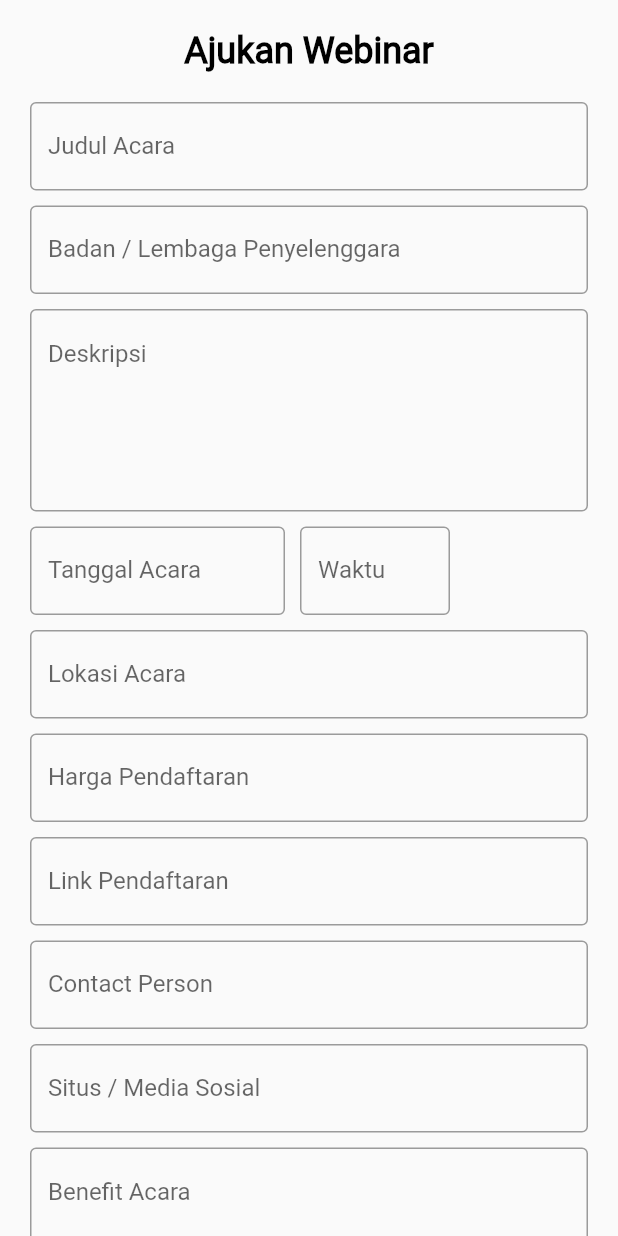
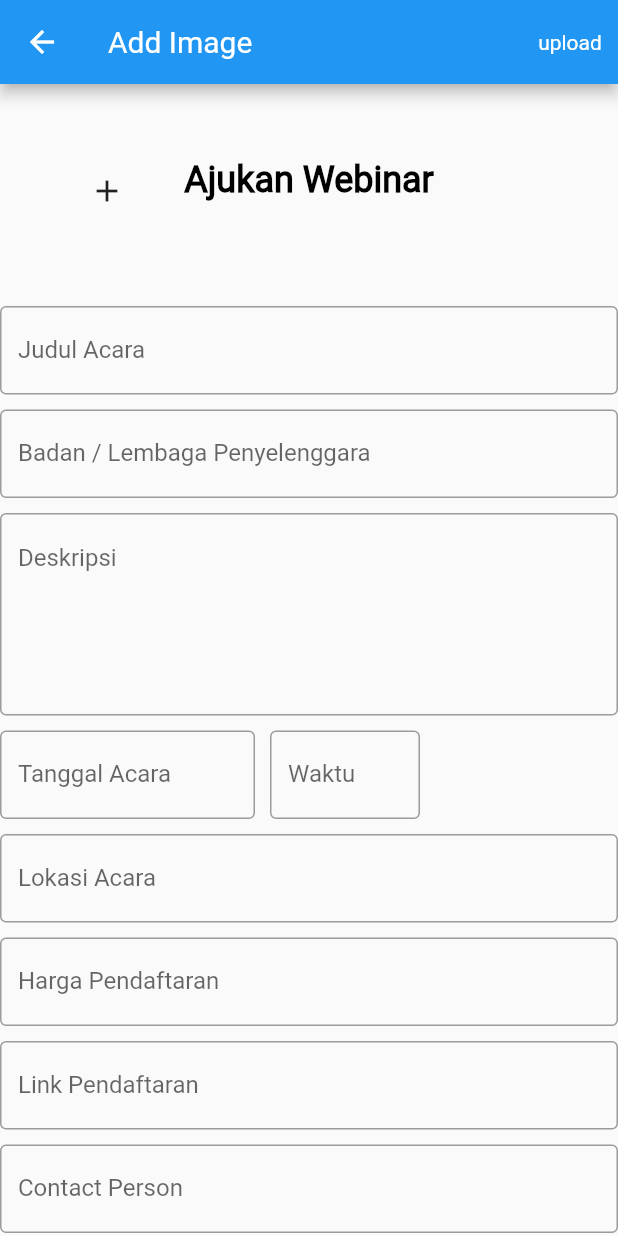
Before and after one commit to zulham-dahlan/WebinfoSenter, a Flutter app: the FormPengajuan screen opened by its route, on a phone screen of 412 x 824 dp. Run offline on Flutter 3.47's test engine with Material 2 defaults, Android fonts, the phone set to English and light mode, and no system bars; our stand-ins replace cloud_firestore, firebase_auth, firebase_storage, flutter_swiper_null_safety, image_picker; accounts and stored records are empty.

Commit message:
Menambahkan fitur add image ke halaman pengajuan

```diff
--- a/lib/ui/pengajuan_screen.dart
+++ b/lib/ui/pengajuan_screen.dart
@@ -2,6 +2,16 @@ import 'package:flutter/material.dart';
 import 'package:webinfo_senter/common/style.dart';
 import 'package:webinfo_senter/data/firebase/firestore_service.dart';
 import 'package:webinfo_senter/data/model/webinar.dart';
+
+
+import 'dart:io';
+
+import 'package:cloud_firestore/cloud_firestore.dart';
+import 'package:flutter/material.dart';
+import 'package:image_picker/image_picker.dart';
+import 'package:firebase_storage/firebase_storage.dart' as firebase_storage;
+import 'package:path/path.dart' as Path;
+
 
 class FormPengajuan extends StatefulWidget {
   static const routeName = '/form_pengajuan';
@@ -28,17 +38,83 @@ class _FormPengajuanState extends State<FormPengajuan> {
   String dropDownValue = 'Pengembangan Diri';
   late String urlPoster;
 
+  bool uploading = false;
+  double val = 0;
+  late CollectionReference imgRef;
+  late firebase_storage.Reference ref;
+
+  final List<File> _image = [];
+  final picker = ImagePicker();
   @override
+
+
   Widget build(BuildContext context) {
     return Scaffold(
-      body: SafeArea(
-        child: SingleChildScrollView(
-          child: Container(
-            padding: EdgeInsets.all(20.0),
-            child: Column(
-              crossAxisAlignment: CrossAxisAlignment.start,
+        appBar: AppBar(
+          title: const Text('Add Image'),
+          actions: [
+            TextButton(
+                onPressed: () {
+                  setState(() {
+                    uploading = true;
+                  });
+                  uploadFile().whenComplete(() => Navigator.of(context).pop());
+                },
+                child: const Text(
+                  'upload',
+                  style: TextStyle(color: Colors.white),
+                ))
+          ],
+        ),
+        body: Stack(
+          children: [
+            Container(
+              padding: const EdgeInsets.all(4),
+              child: GridView.builder(
+                  itemCount: _image.length + 1,
+                  gridDelegate: const SliverGridDelegateWithFixedCrossAxisCount(
+                      crossAxisCount: 3),
+                  itemBuilder: (context, index) {
+                    return index == 0
+                        ? Center(
+                      child: IconButton(
+                          icon: const Icon(Icons.add),
+                          onPressed: () =>
+                          !uploading ? chooseImage() : null),
+                    )
+                        : Container(
+                      margin: const EdgeInsets.all(3),
+                      decoration: BoxDecoration(
+                          image: DecorationImage(
+                              image: FileImage(_image[index - 1]),
+                              fit: BoxFit.cover)),
+                    );
+                  }),
+            ),
+            uploading
+                ? Center(
+                child: Column(
+                  mainAxisSize: MainAxisSize.min,
+                  children: [
+                    const Text(
+                      'uploading...',
+                      style: TextStyle(fontSize: 20),
+                    ),
+                    const SizedBox(
+                      height: 10,
+                    ),
+                    CircularProgressIndicator(
+                      value: val,
+                      valueColor: const AlwaysStoppedAnimation<Color>(Colors.green),
+                    )
+                  ],
+                ))
+                : Container(),
+
+            Column(
               children: [
                 Container(
+                  margin: EdgeInsets.symmetric(vertical: 50),
                   alignment: Alignment.center,
                   child: Text(
                     'Ajukan Webinar',
@@ -273,10 +349,55 @@ class _FormPengajuanState extends State<FormPengajuan> {
                   ],
                 )
               ],
-            ),
-          ),
-        ),
-      ),
-    );
+            )
+          ],
+        ));
+  }
+
+  chooseImage() async {
+    final pickedFile = await picker.pickImage(source: ImageSource.gallery);
+    setState(() {
+      _image.add(File(pickedFile!.path));
+    });
+    if (pickedFile!.path == null) retrieveLostData();
+  }
+
+  Future<void> retrieveLostData() async {
+    final LostDataResponse response = await picker.retrieveLostData();
+    if (response.isEmpty) {
+      return;
+    }
+    if (response.file != null) {
+      setState(() {
+        _image.add(File(response.file!.path));
+      });
+    } else {
+      print(response.file);
+    }
+  }
+
+  Future uploadFile() async {
+    int i = 1;
+
+    for (var img in _image) {
+      setState(() {
+        val = i / _image.length;
+      });
+      ref = firebase_storage.FirebaseStorage.instance
+          .ref()
+          .child('images/${Path.basename(img.path)}');
+      await ref.putFile(img).whenComplete(() async {
+        await ref.getDownloadURL().then((value) {
+          imgRef.add({'url': value});
+          i++;
+        });
+      });
+    }
+  }
+
+  @override
+  void initState() {
+    super.initState();
+    imgRef = FirebaseFirestore.instance.collection('imageURLs');
   }
 }
```
Also changed, not shown: lib/ui/edit_profile_page.dart (deleted), lib/ui/forgot_password_page.dart (deleted).
